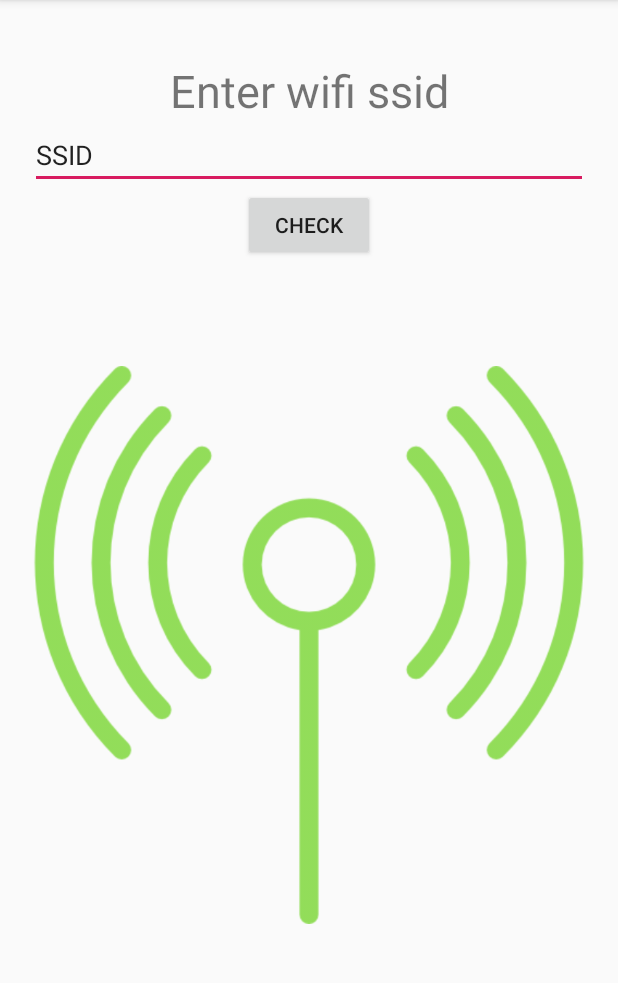
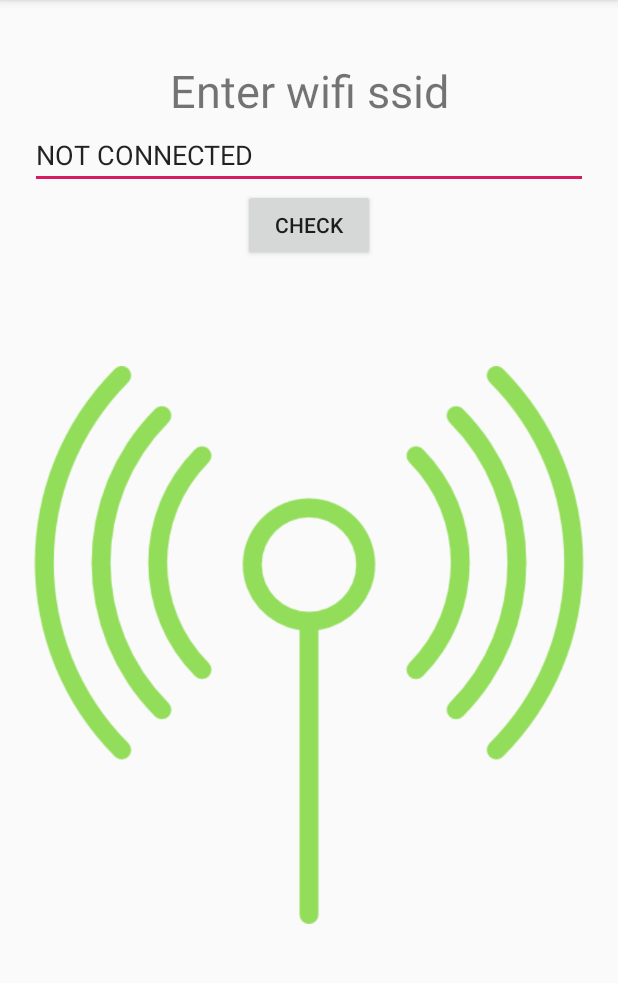
Before and after one commit to asishbm98/Wifi_Alert, an Android app: the screen it shows after launch (MainActivity), after a tap on "CHECK", on a phone screen of 412 x 824 dp, the part 84-1067 px from its top. Run offline under Robolectric (Android 15) with nearby library versions, the phone set to English and light mode, and no system bars.

Commit message:
Detects whether wifi is connected or not

```diff
--- a/app/src/main/AndroidManifest.xml
+++ b/app/src/main/AndroidManifest.xml
@@ -1,6 +1,7 @@
 <?xml version="1.0" encoding="utf-8"?>
 <manifest xmlns:android="http://schemas.android.com/apk/res/android"
     package="alert.wiifialert">
+    <uses-permission android:name="android.permission.ACCESS_NETWORK_STATE"></uses-permission>
 
     <application
         android:allowBackup="true"
@@ -13,6 +14,7 @@
             <intent-filter>
                 <action android:name="android.intent.action.MAIN" />
 
+
                 <category android:name="android.intent.category.LAUNCHER" />
             </intent-filter>
         </activity>
--- a/app/src/main/java/alert/wiifialert/MainActivity.java
+++ b/app/src/main/java/alert/wiifialert/MainActivity.java
@@ -17,20 +17,23 @@ public class MainActivity extends AppCompatActivity {
         setContentView(R.layout.activity_main);
 
 
-        //wifiCheck = connectionManager.
+
+
     }
 
     public void scanforwifi(View view) {
-        //ConnectivityManager connectionManager = (ConnectivityManager) getSystemService(Context.CONNECTIVITY_SERVICE);
-        //wifiCheck = connectionManager.getNetworkInfo(ConnectivityManager.TYPE_WIFI);
-//        if(wifiCheck.isConnected())
-//        {
-//            textView.setText("IS CONNECTED");
-//        }
-//        else
-//            textView.setText("NOT CONNECTED");
-//
-//        //textView.setText("works!!");
+        NetworkInfo wifiCheck;
+        TextView textView = findViewById(R.id.ssid);
+        ConnectivityManager connectionManager = (ConnectivityManager) getSystemService(Context.CONNECTIVITY_SERVICE);
+        wifiCheck = connectionManager.getNetworkInfo(ConnectivityManager.TYPE_WIFI);
+        if(wifiCheck.isConnected())
+        {
+            textView.setText("IS CONNECTED");
+        }
+        else
+            textView.setText("NOT CONNECTED");
+
+        //textView.setText("works!!");
 
     }
 }
```
